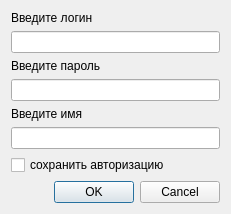
Old version of the form auth_form.ui in the repository kocheshkovdmitriy/PyQT_project.
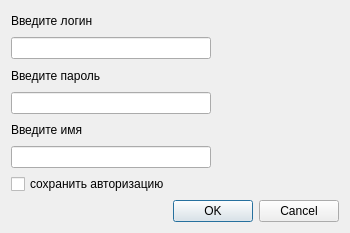
New version of the form.

```diff
--- a/auth_form.ui
+++ b/auth_form.ui
@@ -6,8 +6,8 @@
    <rect>
     <x>0</x>
     <y>0</y>
-    <width>231</width>
-    <height>206</height>
+    <width>350</width>
+    <height>233</height>
    </rect>
   </property>
   <property name="windowTitle">
@@ -22,7 +22,14 @@
     </widget>
    </item>
    <item>
-    <widget class="QLineEdit" name="login"/>
+    <widget class="QLineEdit" name="login">
+     <property name="maximumSize">
+      <size>
+       <width>200</width>
+       <height>16777215</height>
+      </size>
+     </property>
+    </widget>
    </item>
    <item>
     <widget class="QLabel" name="label_password">
@@ -32,7 +39,14 @@
     </widget>
    </item>
    <item>
-    <widget class="QLineEdit" name="password"/>
+    <widget class="QLineEdit" name="password">
+     <property name="maximumSize">
+      <size>
+       <width>200</width>
+       <height>16777215</height>
+      </size>
+     </property>
+    </widget>
    </item>
    <item>
     <widget class="QLabel" name="label_name">
@@ -42,7 +56,14 @@
     </widget>
    </item>
    <item>
-    <widget class="QLineEdit" name="input_name"/>
+    <widget class="QLineEdit" name="input_name">
+     <property name="maximumSize">
+      <size>
+       <width>200</width>
+       <height>16777215</height>
+      </size>
+     </property>
+    </widget>
    </item>
    <item>
     <widget class="QCheckBox" name="check_save_user">
@@ -53,6 +74,15 @@
    </item>
    <item>
     <widget class="QDialogButtonBox" name="buttonBox">
+     <property name="focusPolicy">
+      <enum>Qt::TabFocus</enum>
+     </property>
+     <property name="contextMenuPolicy">
+      <enum>Qt::DefaultContextMenu</enum>
+     </property>
+     <property name="layoutDirection">
+      <enum>Qt::LeftToRight</enum>
+     </property>
      <property name="orientation">
       <enum>Qt::Horizontal</enum>
      </property>
```
